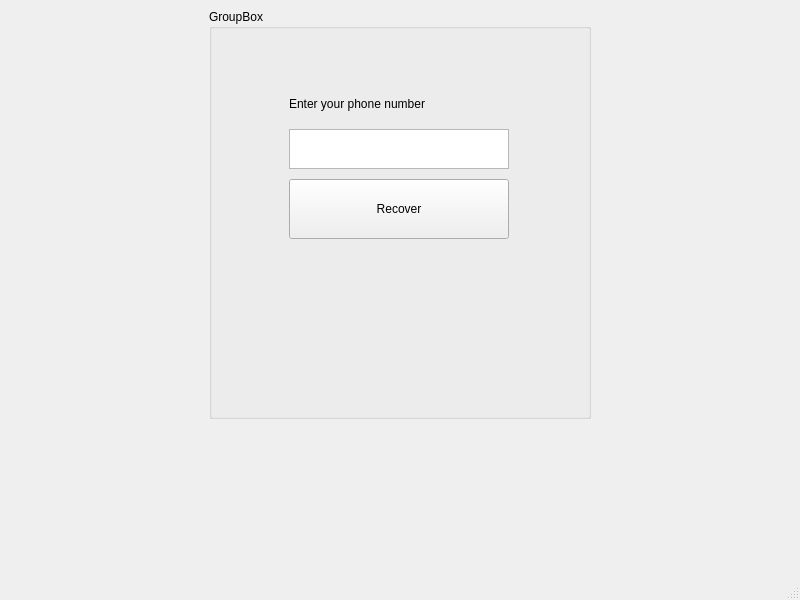
HoSaiN-643/QuantumDeck, file My_Beloved_Client/recoverpass.ui: the form before one commit.
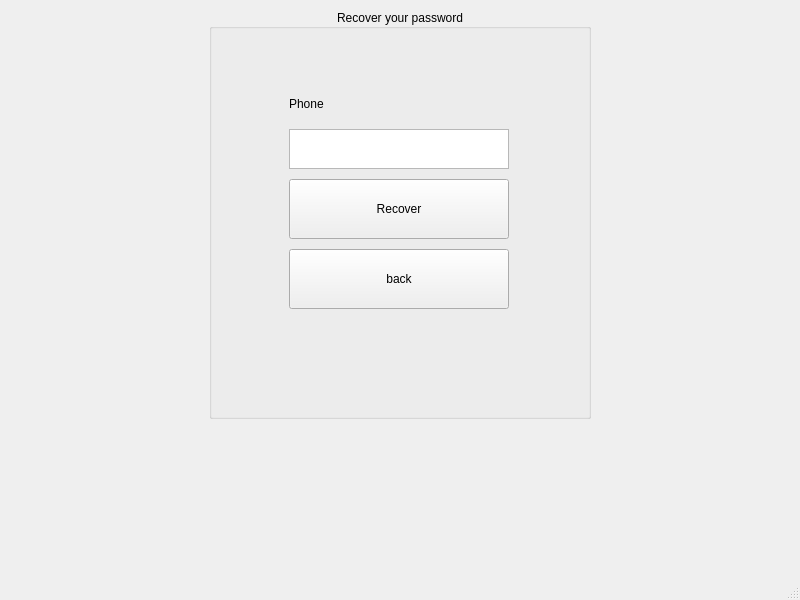
The form after the commit.

Patch:
```diff
--- a/My_Beloved_Client/recoverpass.ui
+++ b/My_Beloved_Client/recoverpass.ui
@@ -18,7 +18,10 @@
     <item row="0" column="1">
      <widget class="QGroupBox" name="groupBox">
       <property name="title">
-       <string>GroupBox</string>
+       <string>Recover your password</string>
+      </property>
+      <property name="alignment">
+       <set>Qt::AlignmentFlag::AlignCenter</set>
       </property>
       <widget class="QTextEdit" name="textEdit">
        <property name="geometry">
@@ -40,7 +43,7 @@
         </rect>
        </property>
        <property name="text">
-        <string>Enter your phone number</string>
+        <string>Phone</string>
        </property>
       </widget>
       <widget class="QPushButton" name="pushButton">
@@ -56,6 +59,19 @@
         <string>Recover</string>
        </property>
       </widget>
+      <widget class="QPushButton" name="Back_Btn">
+       <property name="geometry">
+        <rect>
+         <x>80</x>
+         <y>240</y>
+         <width>220</width>
+         <height>60</height>
+        </rect>
+       </property>
+       <property name="text">
+        <string>back</string>
+       </property>
+      </widget>
      </widget>
     </item>
     <item row="0" column="0">
```
Left out of the diff: 2 changed lines with no effect on the pictures.
